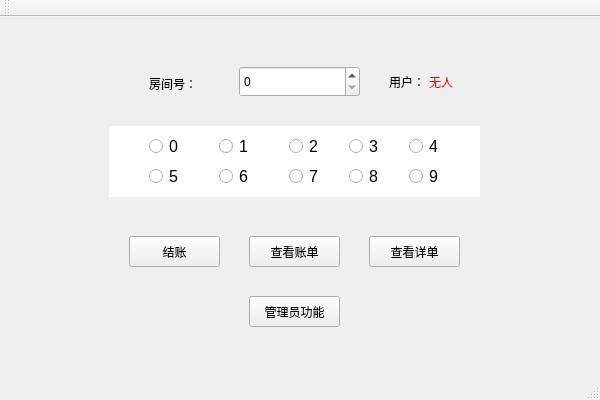
dyzsr/se2019hotel, file server/mainwindow.ui: the form before one commit.
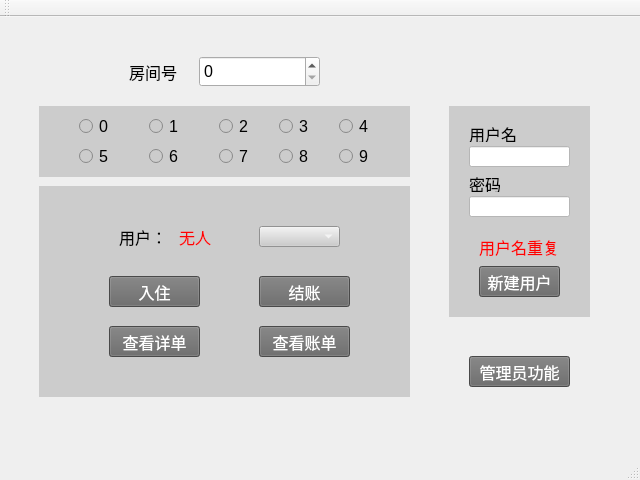
The form after the commit.

```diff
--- a/server/mainwindow.ui
+++ b/server/mainwindow.ui
@@ -6,8 +6,8 @@
    <rect>
     <x>0</x>
     <y>0</y>
-    <width>600</width>
-    <height>400</height>
+    <width>640</width>
+    <height>480</height>
    </rect>
   </property>
   <property name="sizePolicy">
@@ -25,10 +25,14 @@
      <rect>
       <x>-1</x>
       <y>-1</y>
-      <width>601</width>
-      <height>361</height>
+      <width>641</width>
+      <height>441</height>
      </rect>
     </property>
+    <property name="styleSheet">
+     <string notr="true">font-size: 16px;
+font-family: 幼圆;</string>
+    </property>
     <property name="currentIndex">
      <number>0</number>
     </property>
@@ -36,62 +40,27 @@
      <widget class="QPushButton" name="bt_callManager">
       <property name="geometry">
        <rect>
-        <x>250</x>
-        <y>280</y>
-        <width>91</width>
+        <x>470</x>
+        <y>340</y>
+        <width>101</width>
         <height>31</height>
        </rect>
       </property>
+      <property name="styleSheet">
+       <string notr="true">background: #666666;
+color: #ffffff;</string>
+      </property>
       <property name="text">
        <string>管理员功能</string>
       </property>
      </widget>
-     <widget class="QPushButton" name="bt_checkout">
-      <property name="geometry">
-       <rect>
-        <x>130</x>
-        <y>220</y>
-        <width>91</width>
-        <height>31</height>
-       </rect>
-      </property>
-      <property name="text">
-       <string>结账</string>
-      </property>
-     </widget>
-     <widget class="QPushButton" name="bt_simpleBill">
-      <property name="geometry">
-       <rect>
-        <x>250</x>
-        <y>220</y>
-        <width>91</width>
-        <height>31</height>
-       </rect>
-      </property>
-      <property name="text">
-       <string>查看账单</string>
-      </property>
-     </widget>
-     <widget class="QPushButton" name="bt_detailedBill">
-      <property name="geometry">
-       <rect>
-        <x>370</x>
-        <y>220</y>
-        <width>91</width>
-        <height>31</height>
-       </rect>
-      </property>
-      <property name="text">
-       <string>查看详单</string>
-      </property>
-     </widget>
      <widget class="QLabel" name="label">
       <property name="geometry">
        <rect>
-        <x>150</x>
-        <y>60</y>
-        <width>72</width>
-        <height>15</height>
+        <x>130</x>
+        <y>40</y>
+        <width>51</width>
+        <height>31</height>
        </rect>
       </property>
       <property name="text">
@@ -101,8 +70,8 @@
      <widget class="QSpinBox" name="sb_roomId">
       <property name="geometry">
        <rect>
-        <x>240</x>
-        <y>50</y>
+        <x>200</x>
+        <y>40</y>
         <width>121</width>
         <height>31</height>
        </rect>
@@ -111,14 +80,14 @@
      <widget class="QWidget" name="room_bt_widget" native="true">
       <property name="geometry">
        <rect>
-        <x>110</x>
-        <y>110</y>
+        <x>40</x>
+        <y>90</y>
         <width>371</width>
         <height>71</height>
        </rect>
       </property>
       <property name="styleSheet">
-       <string notr="true">background: #ffffff;</string>
+       <string notr="true">background: #cccccc;</string>
       </property>
       <widget class="QRadioButton" name="rb_3">
        <property name="geometry">
@@ -147,8 +116,7 @@
         </rect>
        </property>
        <property name="styleSheet">
-        <string notr="true">color: #000000;
-font-size: 16px;</string>
+        <string notr="true">color: #000000;</string>
        </property>
        <property name="text">
         <string>4</string>
@@ -291,34 +259,226 @@
        </property>
       </widget>
      </widget>
-     <widget class="QLabel" name="label2">
+     <widget class="QWidget" name="widget" native="true">
       <property name="geometry">
        <rect>
-        <x>390</x>
-        <y>50</y>
-        <width>41</width>
-        <height>31</height>
+        <x>40</x>
+        <y>170</y>
+        <width>371</width>
+        <height>211</height>
        </rect>
       </property>
-      <property name="text">
-       <string>用户：</string>
+      <property name="styleSheet">
+       <string notr="true">background: #cccccc;
+color: #ffffff;</string>
       </property>
+      <widget class="QPushButton" name="bt_checkout">
+       <property name="geometry">
+        <rect>
+         <x>220</x>
+         <y>90</y>
+         <width>91</width>
+         <height>31</height>
+        </rect>
+       </property>
+       <property name="styleSheet">
+        <string notr="true">background: #666666;</string>
+       </property>
+       <property name="text">
+        <string>结账</string>
+       </property>
+      </widget>
+      <widget class="QPushButton" name="bt_detailedBill">
+       <property name="geometry">
+        <rect>
+         <x>70</x>
+         <y>140</y>
+         <width>91</width>
+         <height>31</height>
+        </rect>
+       </property>
+       <property name="styleSheet">
+        <string notr="true">background: #666666;</string>
+       </property>
+       <property name="text">
+        <string>查看详单</string>
+       </property>
+      </widget>
+      <widget class="QPushButton" name="bt_simpleBill">
+       <property name="geometry">
+        <rect>
+         <x>220</x>
+         <y>140</y>
+         <width>91</width>
+         <height>31</height>
+        </rect>
+       </property>
+       <property name="styleSheet">
+        <string notr="true">background: #666666;</string>
+       </property>
+       <property name="text">
+        <string>查看账单</string>
+       </property>
+      </widget>
+      <widget class="QPushButton" name="bt_checkin">
+       <property name="geometry">
+        <rect>
+         <x>70</x>
+         <y>90</y>
+         <width>91</width>
+         <height>31</height>
+        </rect>
+       </property>
+       <property name="styleSheet">
+        <string notr="true">background: #666666;</string>
+       </property>
+       <property name="text">
+        <string>入住</string>
+       </property>
+      </widget>
+      <widget class="QLabel" name="label2">
+       <property name="geometry">
+        <rect>
+         <x>80</x>
+         <y>40</y>
+         <width>41</width>
+         <height>21</height>
+        </rect>
+       </property>
+       <property name="styleSheet">
+        <string notr="true">color: #000000;</string>
+       </property>
+       <property name="text">
+        <string>用户：</string>
+       </property>
+      </widget>
+      <widget class="QLabel" name="lb_usrId">
+       <property name="geometry">
+        <rect>
+         <x>140</x>
+         <y>40</y>
+         <width>71</width>
+         <height>21</height>
+        </rect>
+       </property>
+       <property name="styleSheet">
+        <string notr="true">color: #ff0000;</string>
+       </property>
+       <property name="text">
+        <string>无人</string>
+       </property>
+      </widget>
+      <widget class="QComboBox" name="cb_users">
+       <property name="geometry">
+        <rect>
+         <x>220</x>
+         <y>40</y>
+         <width>81</width>
+         <height>21</height>
+        </rect>
+       </property>
+      </widget>
      </widget>
-     <widget class="QLabel" name="lb_usrId">
+     <widget class="QWidget" name="widget_2" native="true">
       <property name="geometry">
        <rect>
-        <x>430</x>
-        <y>50</y>
-        <width>71</width>
-        <height>31</height>
+        <x>450</x>
+        <y>90</y>
+        <width>141</width>
+        <height>211</height>
        </rect>
       </property>
       <property name="styleSheet">
-       <string notr="true">color: #ff0000;</string>
+       <string notr="true">background: #cccccc;
+color: #000000;</string>
       </property>
-      <property name="text">
-       <string>无人</string>
-      </property>
+      <widget class="QLineEdit" name="le_usrid">
+       <property name="geometry">
+        <rect>
+         <x>20</x>
+         <y>40</y>
+         <width>101</width>
+         <height>21</height>
+        </rect>
+       </property>
+       <property name="styleSheet">
+        <string notr="true">background: #ffffff;
+color: #000000;</string>
+       </property>
+      </widget>
+      <widget class="QLineEdit" name="le_usrpw">
+       <property name="geometry">
+        <rect>
+         <x>20</x>
+         <y>90</y>
+         <width>101</width>
+         <height>21</height>
+        </rect>
+       </property>
+       <property name="styleSheet">
+        <string notr="true">background: #ffffff;
+color: #000000;</string>
+       </property>
+      </widget>
+      <widget class="QLabel" name="label_2">
+       <property name="geometry">
+        <rect>
+         <x>20</x>
+         <y>20</y>
+         <width>51</width>
+         <height>16</height>
+        </rect>
+       </property>
+       <property name="text">
+        <string>用户名</string>
+       </property>
+      </widget>
+      <widget class="QLabel" name="label_3">
+       <property name="geometry">
+        <rect>
+         <x>20</x>
+         <y>70</y>
+         <width>31</width>
+         <height>16</height>
+        </rect>
+       </property>
+       <property name="text">
+        <string>密码</string>
+       </property>
+      </widget>
+      <widget class="QPushButton" name="bt_signup">
+       <property name="geometry">
+        <rect>
+         <x>30</x>
+         <y>160</y>
+         <width>81</width>
+         <height>31</height>
+        </rect>
+       </property>
+       <property name="styleSheet">
+        <string notr="true">background: #666666;
+color: #ffffff;</string>
+       </property>
+       <property name="text">
+        <string>新建用户</string>
+       </property>
+      </widget>
+      <widget class="QLabel" name="lb_dup">
+       <property name="geometry">
+        <rect>
+         <x>30</x>
+         <y>130</y>
+         <width>81</width>
+         <height>21</height>
+        </rect>
+       </property>
+       <property name="styleSheet">
+        <string notr="true">color: #ff0000;</string>
+       </property>
+       <property name="text">
+        <string>用户名重复</string>
+       </property>
+      </widget>
      </widget>
     </widget>
    </widget>
```
Left out of the diff: 2 changed lines with no effect on the pictures.
